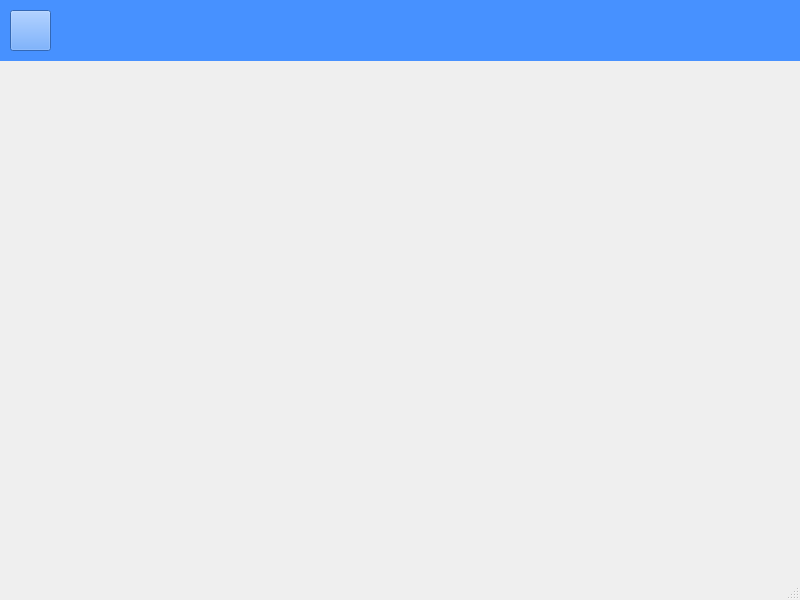
Before: the Qt Designer form client/newchat.ui in mohammadmolavi/Local-messenger, drawn with Qt 5.
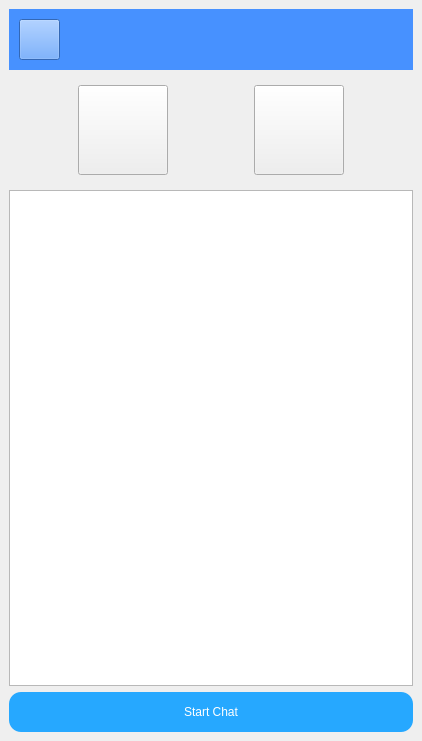
After: the same form once the commit is applied. Icons and pictures are not drawn.

Commit message: add contact/add new chat

The edit to the form file:
```diff
--- a/client/newchat.ui
+++ b/client/newchat.ui
@@ -6,43 +6,223 @@
    <rect>
     <x>0</x>
     <y>0</y>
-    <width>800</width>
-    <height>600</height>
+    <width>422</width>
+    <height>741</height>
    </rect>
   </property>
   <property name="windowTitle">
    <string>MainWindow</string>
   </property>
   <widget class="QWidget" name="centralwidget">
-   <widget class="QWidget" name="widget" native="true">
-    <property name="geometry">
-     <rect>
-      <x>0</x>
-      <y>0</y>
-      <width>801</width>
-      <height>61</height>
-     </rect>
-    </property>
-    <property name="styleSheet">
-     <string notr="true">background-color: rgb(71, 145, 255);</string>
-    </property>
-    <widget class="QPushButton" name="back">
-     <property name="geometry">
-      <rect>
-       <x>10</x>
-       <y>10</y>
-       <width>41</width>
-       <height>41</height>
-      </rect>
-     </property>
-     <property name="styleSheet">
-      <string notr="true">border-image: url(:/new/prefix1/graphics/previous.png);</string>
-     </property>
-     <property name="text">
-      <string/>
-     </property>
-    </widget>
-   </widget>
+   <layout class="QVBoxLayout" name="verticalLayout_2">
+    <item>
+     <widget class="QWidget" name="widget" native="true">
+      <property name="sizePolicy">
+       <sizepolicy hsizetype="Preferred" vsizetype="Minimum">
+        <horstretch>0</horstretch>
+        <verstretch>0</verstretch>
+       </sizepolicy>
+      </property>
+      <property name="minimumSize">
+       <size>
+        <width>0</width>
+        <height>61</height>
+       </size>
+      </property>
+      <property name="styleSheet">
+       <string notr="true">background-color: rgb(71, 145, 255);</string>
+      </property>
+      <widget class="QPushButton" name="back">
+       <property name="geometry">
+        <rect>
+         <x>10</x>
+         <y>10</y>
+         <width>41</width>
+         <height>41</height>
+        </rect>
+       </property>
+       <property name="styleSheet">
+        <string notr="true">border-image: url(:/new/prefix1/graphics/previous.png);</string>
+       </property>
+       <property name="text">
+        <string/>
+       </property>
+      </widget>
+     </widget>
+    </item>
+    <item>
+     <widget class="QWidget" name="widget_2" native="true">
+      <layout class="QHBoxLayout" name="horizontalLayout">
+       <item>
+        <spacer name="horizontalSpacer">
+         <property name="orientation">
+          <enum>Qt::Horizontal</enum>
+         </property>
+         <property name="sizeHint" stdset="0">
+          <size>
+           <width>40</width>
+           <height>20</height>
+          </size>
+         </property>
+        </spacer>
+       </item>
+       <item>
+        <widget class="QPushButton" name="new_chanal">
+         <property name="sizePolicy">
+          <sizepolicy hsizetype="Minimum" vsizetype="Minimum">
+           <horstretch>0</horstretch>
+           <verstretch>0</verstretch>
+          </sizepolicy>
+         </property>
+         <property name="minimumSize">
+          <size>
+           <width>90</width>
+           <height>90</height>
+          </size>
+         </property>
+         <property name="styleSheet">
+          <string notr="true">border-image: url(:/new/prefix1/graphics/megaphone.png);</string>
+         </property>
+         <property name="text">
+          <string/>
+         </property>
+         <property name="autoDefault">
+          <bool>false</bool>
+         </property>
+         <property name="default">
+          <bool>false</bool>
+         </property>
+         <property name="flat">
+          <bool>false</bool>
+         </property>
+        </widget>
+       </item>
+       <item>
+        <spacer name="horizontalSpacer_3">
+         <property name="orientation">
+          <enum>Qt::Horizontal</enum>
+         </property>
+         <property name="sizeHint" stdset="0">
+          <size>
+           <width>40</width>
+           <height>20</height>
+          </size>
+         </property>
+        </spacer>
+       </item>
+       <item>
+        <spacer name="verticalSpacer">
+         <property name="orientation">
+          <enum>Qt::Vertical</enum>
+         </property>
+         <property name="sizeType">
+          <enum>QSizePolicy::Fixed</enum>
+         </property>
+         <property name="sizeHint" stdset="0">
+          <size>
+           <width>20</width>
+           <height>90</height>
+          </size>
+         </property>
+        </spacer>
+       </item>
+       <item>
+        <widget class="QPushButton" name="new_group">
+         <property name="sizePolicy">
+          <sizepolicy hsizetype="Minimum" vsizetype="Minimum">
+           <horstretch>0</horstretch>
+           <verstretch>0</verstretch>
+          </sizepolicy>
+         </property>
+         <property name="minimumSize">
+          <size>
+           <width>90</width>
+           <height>40</height>
+          </size>
+         </property>
+         <property name="styleSheet">
+          <string notr="true">border-image: url(:/new/prefix1/graphics/group-users.png);</string>
+         </property>
+         <property name="text">
+          <string/>
+         </property>
+        </widget>
+       </item>
+       <item>
+        <spacer name="horizontalSpacer_2">
+         <property name="orientation">
+          <enum>Qt::Horizontal</enum>
+         </property>
+         <property name="sizeHint" stdset="0">
+          <size>
+           <width>40</width>
+           <height>20</height>
+          </size>
+         </property>
+        </spacer>
+       </item>
+      </layout>
+     </widget>
+    </item>
+    <item>
+     <widget class="QListWidget" name="contactlist">
+      <property name="minimumSize">
+       <size>
+        <width>400</width>
+        <height>459</height>
+       </size>
+      </property>
+      <property name="alternatingRowColors">
+       <bool>false</bool>
+      </property>
+      <property name="selectionMode">
+       <enum>QAbstractItemView::MultiSelection</enum>
+      </property>
+      <property name="isWrapping" stdset="0">
+       <bool>false</bool>
+      </property>
+     </widget>
+    </item>
+    <item>
+     <widget class="QPushButton" name="pushButton">
+      <property name="sizePolicy">
+       <sizepolicy hsizetype="Minimum" vsizetype="Minimum">
+        <horstretch>0</horstretch>
+        <verstretch>0</verstretch>
+       </sizepolicy>
+      </property>
+      <property name="minimumSize">
+       <size>
+        <width>50</width>
+        <height>40</height>
+       </size>
+      </property>
+      <property name="styleSheet">
+       <string notr="true">QPushButton 
+{
+border-radius: 12px;
+background: #26a8ff;
+font: 800 15pt &quot;Helvetica Now Display&quot;;
+color: white;
+}
+QPushButton:hover
+{
+background: #61ffed;
+}
+QPushButton:pressed 
+{
+background: white;
+border: 2px solid #61ffed; 
+color: #61ffed;
+}
+</string>
+      </property>
+      <property name="text">
+       <string>Start Chat</string>
+      </property>
+     </widget>
+    </item>
+   </layout>
   </widget>
   <widget class="QMenuBar" name="menubar">
    <property name="geometry">
@@ -54,7 +234,6 @@
     </rect>
    </property>
   </widget>
-  <widget class="QStatusBar" name="statusbar"/>
  </widget>
  <resources/>
  <connections/>
```
Left out of the diff: 2 changed lines with no effect on the pictures. The commit also changes 13 other files.
